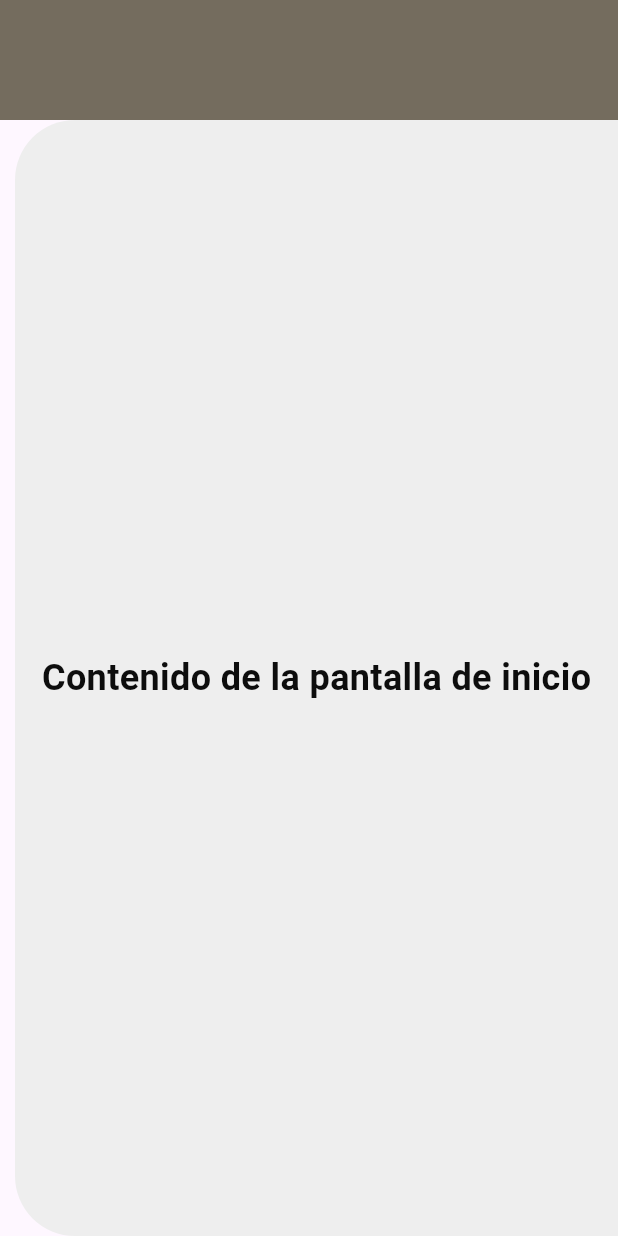
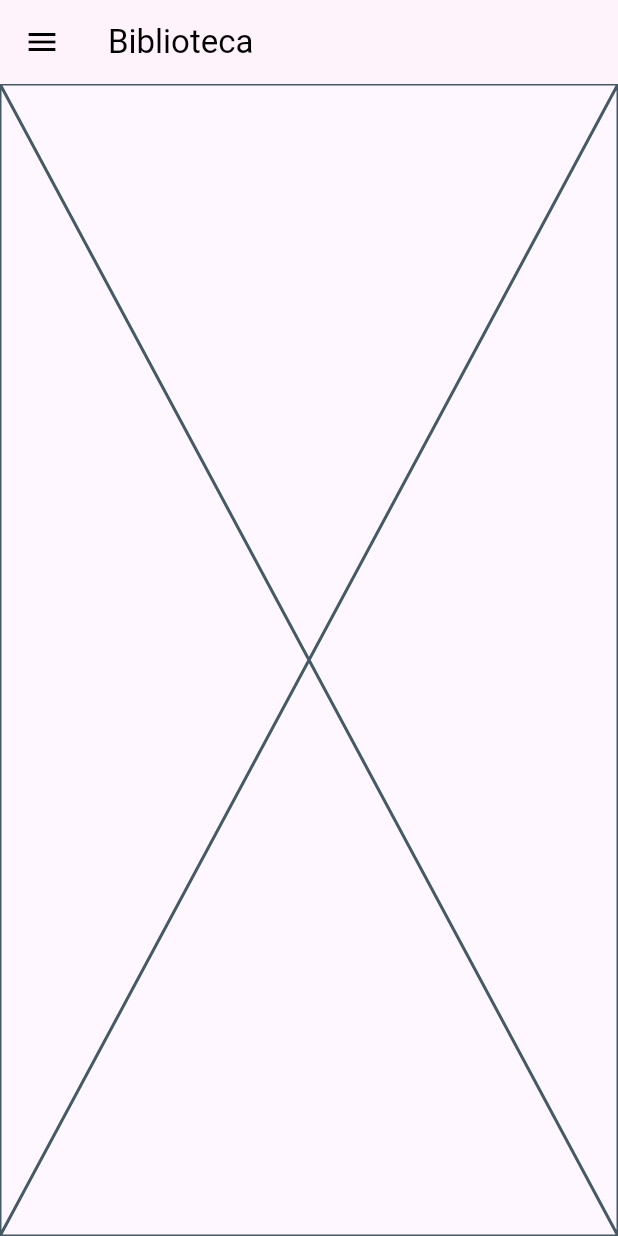
Before and after one commit to MissStormy/LovelaceVault, a Flutter app: the BookshelfScreen screen opened directly, on a phone screen of 412 x 824 dp. Run offline on Flutter 3.47's test engine with Material 3 defaults, Android fonts, the phone set to English and light mode, and no system bars; our stand-ins replace sqflite; missing offline and left inert: flutter_timeline_calendar; accounts and stored records are empty; Roboto replaces fonts that are missing (Quicksand).

Commit message:
feat: palette

```diff
--- a/lib/screens/home_screen.dart
+++ b/lib/screens/home_screen.dart
@@ -106,12 +106,12 @@ class _HomeScreenState extends State<HomeScreen> {
           line2: 'User',
           notificationButton: IconButton(
             onPressed: () {
-              // AL PULSAR EL BOTON DE LAS NOTIFICACIONES, SE DESPLIEGA UNA BOTTOM SHEET
+              // -------- BOTTOM SHEET: NOTIFS --------
               showModalBottomSheet(
                 context: context,
                 builder: (context) {
                   return Container(
-                    color: const Color.fromARGB(137, 253, 244, 244),
+                    color: actualTheme.colorScheme.primary,
                     child: ListView.builder(
                       itemCount: 10,
                       itemBuilder: (context, index) {
--- /dev/null
+++ b/lib/screens/library/collection_screen.dart
@@ -0,0 +1,12 @@
+import 'package:flutter/material.dart';
+
+class CollectionScreen extends StatelessWidget {
+  const CollectionScreen({super.key});
+
+  @override
+  Widget build(BuildContext context) {
+    return Scaffold(
+      body: Placeholder(),
+    );
+  }
+}
--- /dev/null
+++ b/lib/screens/library/library_screen.dart
@@ -0,0 +1,135 @@
+import 'package:flutter/material.dart';
+import 'package:lovelacevault/screens/library/collection_screen.dart';
+import 'package:lovelacevault/screens/library/list_screen.dart';
+import 'package:lovelacevault/screens/library/create_screen.dart';
+import 'package:lovelacevault/theme/theme.dart';
+import 'package:lovelacevault/widgets/spacers/h_spacer_10.dart';
+import 'package:provider/provider.dart';
+
+class BookshelfScreen extends StatefulWidget {
+  const BookshelfScreen({Key? key}) : super(key: key);
+
+  @override
+  _BookshelfScreenState createState() => _BookshelfScreenState();
+}
+
+class _BookshelfScreenState extends State<BookshelfScreen> {
+
+  bool isDrawerOpen = false;
+  String selectedOption = '';
+  int _selectedIndex = 0;
+
+  @override
+  void initState() {
+    super.initState();
+    // Establecer el primer elemento seleccionado por defecto
+    _selectedIndex = 0;
+  }
+
+  @override
+  Widget build(BuildContext context) {
+    final actualTheme = Provider.of<ThemeLoader>(context).actualTheme;
+    final List<Widget> sections = [
+      CollectionScreen(),
+      ListScreen(),
+      CreateScreen()
+    ];
+    return Scaffold(
+      appBar: AppBar(
+        title: Text('Biblioteca'),
+        backgroundColor: actualTheme.colorScheme.primary,
+        leading: IconButton(
+          icon: Icon(Icons.menu),
+          onPressed: () {
+            setState(() {
+              isDrawerOpen = !isDrawerOpen;
+            });
+          },
+        ),
+      ),
+      body: Stack(
+        children: [
+          Container(
+            margin: EdgeInsets.only(left: isDrawerOpen ? 50.0 : 0.0),
+            decoration: BoxDecoration(
+              color: actualTheme.colorScheme.primary,
+              borderRadius: BorderRadius.only(
+                topLeft: Radius.circular(40.0),
+                bottomLeft: Radius.circular(40.0),
+              ),
+            ),
+            child: sections[_selectedIndex],
+          ),
+          if (isDrawerOpen)
+            GestureDetector(
+              onTap: () {
+                setState(() {
+                  isDrawerOpen = false;
+                });
+              },
+            ),
+          AnimatedPositioned(
+            duration: Duration(milliseconds: 300),
+            curve: Curves.easeInOut,
+            left: isDrawerOpen ? 0.0 : -500.0,
+            child: Container(
+              width: 60.0,
+              color: actualTheme.colorScheme.primary,
+              child: Column(
+                crossAxisAlignment: CrossAxisAlignment.stretch,
+                mainAxisAlignment: MainAxisAlignment.center,
+                children: [
+                  SizedBox(height: 150,),
+                  ListTile(
+                    tileColor: _selectedIndex == 0 ? actualTheme.colorScheme.background.withOpacity(0.5) : null,
+                    title: RotatedBox(
+                      quarterTurns: 3,
+                      child: Text('Colecciones'),
+                    ),
+                    onTap: () {
+                      setState(() {
+                        selectedOption = 'Colecciones';
+                        isDrawerOpen = false;
+                        _selectedIndex = 0; // Establecer el índice seleccionado
+                      });
+                    },
+                  ),
+                  SizedBox(height: 50,),
+                  ListTile(
+                    tileColor: _selectedIndex == 1 ? Colors.blue.withOpacity(0.2) : null,
+                    title: RotatedBox(
+                      quarterTurns: 3,
+                      child: Text('Lista'),
+                    ),
+                    onTap: () {
+                      setState(() {
+                        selectedOption = 'Lista';
+                        isDrawerOpen = false;
+                        _selectedIndex = 1; // Establecer el índice seleccionado
+                      });
+                    },
+                  ),
+                  SizedBox(height: 50,),
+                  ListTile(
+                    tileColor: _selectedIndex == 2 ? Colors.blue.withOpacity(0.2) : null,
+                    title: RotatedBox(
+                      quarterTurns: 3,
+                      child: Text('Crear'),
+                    ),
+                    onTap: () {
+                      setState(() {
+                        selectedOption = 'Crear';
+                        isDrawerOpen = false;
+                        _selectedIndex = 2; // Establecer el índice seleccionado
+                      });
+                    },
+                  ),
+                ],
+              ),
+            ),
+          ),
+        ],
+      ),
+    );
+  }
+}
--- a/lib/screens/library_screen.dart
+++ /dev/null
@@ -1,39 +0,0 @@
-import 'package:flutter/material.dart';
-import 'package:lovelacevault/widgets/ui/custom_appbar.dart';
-
-class BookshelfScreen extends StatefulWidget {
-  const BookshelfScreen({super.key});
-
-  @override
-  State<BookshelfScreen> createState() => _BookshelfScreenState();
-}
-
-class _BookshelfScreenState extends State<BookshelfScreen> {
-  @override
-  Widget build(BuildContext context) {
-    return Scaffold(
-      appBar: const CustomRoundedAppBar(
-
-      ),
-      body: Container(
-        margin: EdgeInsets.only(left: 10.0),
-        decoration: BoxDecoration(
-          color: Colors.grey.shade200,
-          borderRadius: BorderRadius.only(
-            topLeft: Radius.circular(40.0),
-            bottomLeft: Radius.circular(40.0)
-          ),
-        ),
-        child: Center(
-          child: Text(
-            'Contenido de la pantalla de inicio',
-            style: TextStyle(
-              fontSize: 24.0,
-              fontWeight: FontWeight.bold,
-            ),
-          ),
-        ),
-      ),
-    );
-  }
-}
--- a/lib/screens/minerva_screen.dart
+++ b/lib/screens/minerva_screen.dart
@@ -163,6 +163,7 @@ class _MinervaState extends State<Minerva> {
               ],
             ),
           ),
+          SizedBox(height: 80)
         ],
       ),
     );
--- a/lib/widgets/container/custom_work.dart
+++ b/lib/widgets/container/custom_work.dart
@@ -25,8 +25,9 @@ class CustomWork extends StatelessWidget {
       child: Container(
         margin: EdgeInsets.all(10.0),
         decoration: BoxDecoration(
-          border: Border.all(color: Colors.grey),
+          //border: Border.all(color: Colors.grey),
           borderRadius: BorderRadius.circular(10.0),
+          color: actualTheme.colorScheme.background.withOpacity(0.4)
         ),
         child: Row(
           crossAxisAlignment: CrossAxisAlignment.start,
--- a/lib/widgets/ui/custom_appbar.dart
+++ b/lib/widgets/ui/custom_appbar.dart
@@ -28,7 +28,7 @@ class CustomRoundedAppBar extends StatelessWidget implements PreferredSizeWidget
         bottomLeft: Radius.circular(20.0),
       ), */
       child: Container(
-        color: actualTheme.colorScheme.primary,
+        color: actualTheme.colorScheme.background.withOpacity(0.7),
 
         child: SafeArea(
           child: Container(
@@ -41,7 +41,7 @@ class CustomRoundedAppBar extends StatelessWidget implements PreferredSizeWidget
                     onPressed: () {
                       Navigator.pop(context); // Navegar hacia atrás cuando se presiona la flecha de retroceso
                     },
-                    icon: Icon(Icons.arrow_back, color: Colors.white),
+                    icon: Icon(Icons.arrow_back, color: actualTheme.colorScheme.onError,),
                   ),
                 if (line1 != null || line2 != null) // Verifica si alguno de los textos no es nulo
                   Padding(
@@ -54,7 +54,7 @@ class CustomRoundedAppBar extends StatelessWidget implements PreferredSizeWidget
                           Text(
                             line1!,
                             style: TextStyle(
-                              color: Colors.white,
+                              color: actualTheme.colorScheme.onError,
                               fontSize: 18.0, // Tamaño del texto aumentado
                             ),
                           ),
@@ -62,7 +62,7 @@ class CustomRoundedAppBar extends StatelessWidget implements PreferredSizeWidget
                           Text(
                             line2!,
                             style: TextStyle(
-                              color: Colors.white,
+                              color: actualTheme.colorScheme.onError,
                               fontSize: 20.0, // Tamaño del texto aumentado
                               fontWeight: FontWeight.bold,
                             ),
```
Also changed, not shown: lib/nexus.dart (+26 -12 lines), lib/screens/book_screen.dart (+7 -4 lines), lib/screens/library/create_screen.dart (added, +12 -0 lines), lib/screens/library/list_screen.dart (added, +17 -0 lines), lib/theme/theme.dart (+4 -4 lines), lib/widgets/container/custom_resource_view.dart (+5 -3 lines), lib/widgets/ui/custom_navigation_bar.dart (+8 -8 lines).
